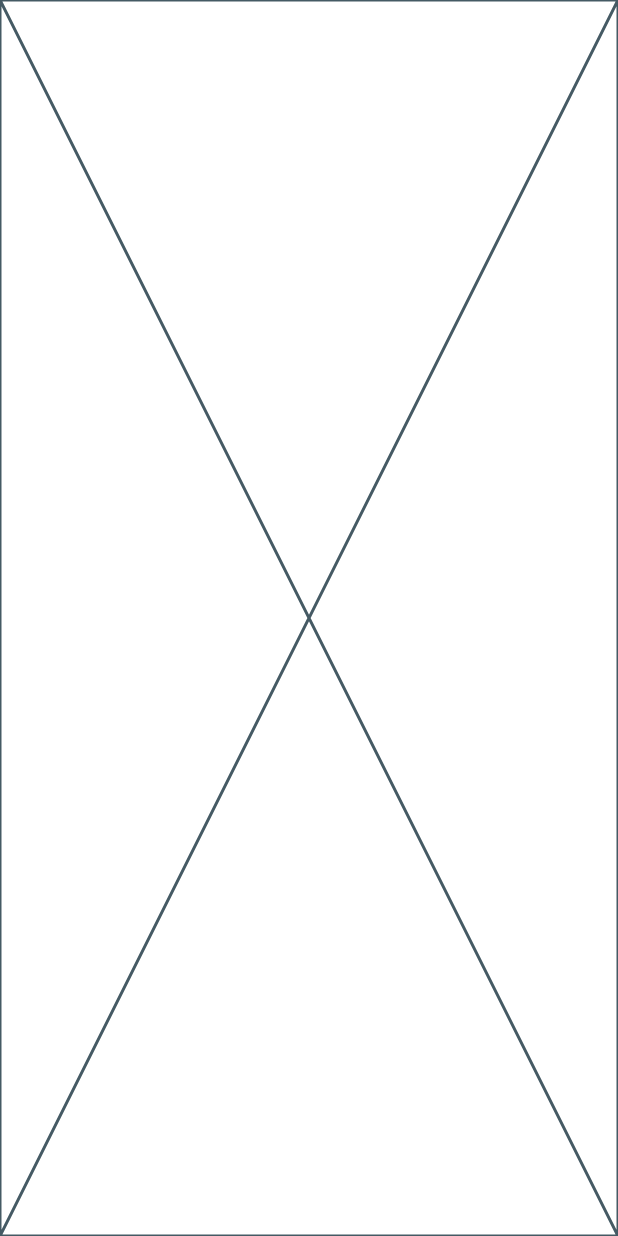
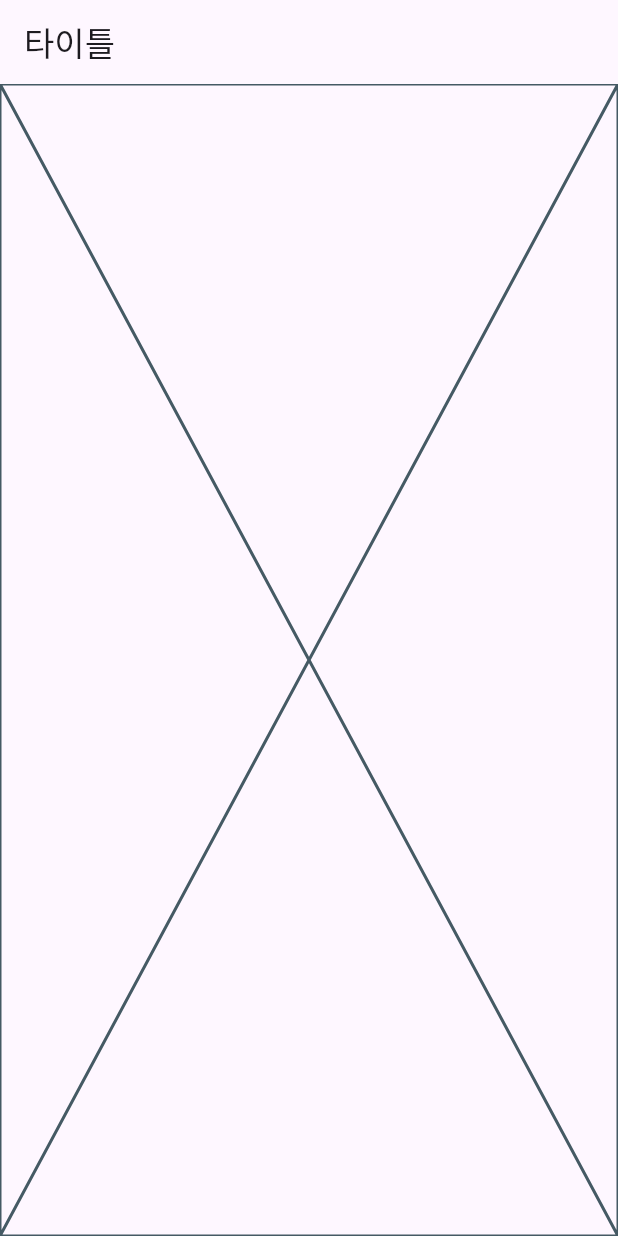
Before and after one commit to chaving/SweatTimer, a Flutter app: the screen it shows after launch, on a phone screen of 412 x 824 dp. Run offline on Flutter 3.47's test engine with Material 3 defaults, Android fonts, the phone set to English and light mode, and no system bars.

Commit message:
Add Fonts Files

```diff
--- /dev/null
+++ b/lib/app.dart
@@ -0,0 +1,17 @@
+import 'package:flutter/material.dart';
+
+class App extends StatelessWidget {
+  const App({super.key});
+
+  @override
+  Widget build(BuildContext context) {
+    return MaterialApp(
+      home: Scaffold(
+        appBar: AppBar(
+          title: Text('타이틀'),
+        ),
+        body: Placeholder(),
+      ),
+    );
+  }
+}
--- a/lib/main.dart
+++ b/lib/main.dart
@@ -1,4 +1,6 @@
 import 'package:flutter/material.dart';
+
+import 'app.dart';
 
 void main() {
   runApp(const MyApp());
@@ -10,6 +12,6 @@ class MyApp extends StatelessWidget {
   // This widget is the root of your application.
   @override
   Widget build(BuildContext context) {
-    return Placeholder();
+    return App();
   }
 }
```
Also changed, not shown: pubspec.yaml (+11 -12 lines), assets/fonts/giants/Giants-Bold.otf (added), assets/fonts/giants/Giants-Inline.otf (added), assets/fonts/giants/Giants-Regular.otf (added).
